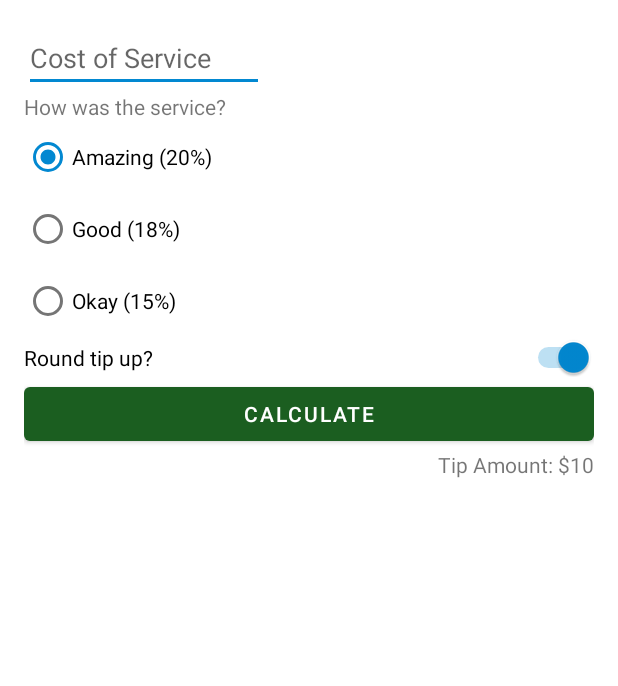
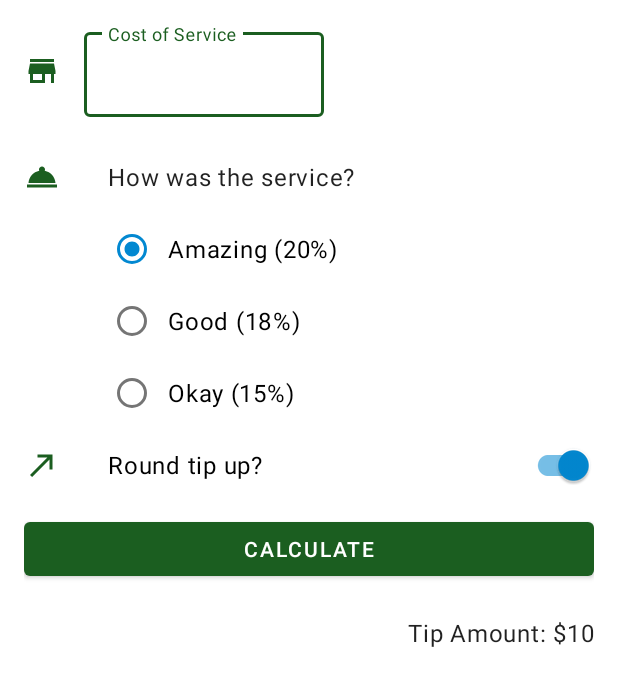
Before and after one commit to rodriguesporan/tip-time, an Android app: the layout activity_main.xml on its own in the app's theme, with its tools: preview values and no code run, on a phone screen of 412 x 824 dp. Shown: the top 686 px of the screen. Run offline under Robolectric (Android 15) with nearby library versions, the phone set to English and light mode, and no system bars.

Commit message:
feat: created more polished user experience

```diff
--- a/app/build.gradle
+++ b/app/build.gradle
@@ -15,6 +15,7 @@ android {
         versionName "1.0"
 
         testInstrumentationRunner "androidx.test.runner.AndroidJUnitRunner"
+        vectorDrawables.useSupportLibrary = true
     }
 
     buildTypes {
--- a/app/src/main/java/com/example/tiptime/MainActivity.kt
+++ b/app/src/main/java/com/example/tiptime/MainActivity.kt
@@ -1,6 +1,10 @@
 package com.example.tiptime
 
+import android.content.Context
 import android.os.Bundle
+import android.view.KeyEvent
+import android.view.View
+import android.view.inputmethod.InputMethodManager
 import androidx.appcompat.app.AppCompatActivity
 import com.example.tiptime.databinding.ActivityMainBinding
 import java.text.NumberFormat
@@ -14,17 +18,23 @@ class MainActivity : AppCompatActivity() {
         setContentView(binding.root)
 
         binding.tipButton.setOnClickListener { calculateTip() }
+        binding.costOfServiceEditText.setOnKeyListener { view, keyCode, _ ->
+            handleKeyEvent(
+                view,
+                keyCode
+            )
+        }
     }
 
     private fun calculateTip() {
-        val stringInTextField: String = binding.costOfService.text.toString()
+        val stringInTextField: String = binding.costOfServiceEditText.text.toString()
         val cost = stringInTextField.toDoubleOrNull()
         if (cost == null || cost == 0.0) {
             displayTip(0.0)
             return
         }
 
-        val tipPercentage = when(binding.tipOptions.checkedRadioButtonId){
+        val tipPercentage = when (binding.tipOptions.checkedRadioButtonId) {
             R.id.option_twenty_percent -> 0.20
             R.id.option_eighteen_percent -> 0.18
             else -> 0.15
@@ -42,4 +52,14 @@ class MainActivity : AppCompatActivity() {
         val formattedTip = NumberFormat.getCurrencyInstance().format(tip)
         binding.tipResult.text = getString(R.string.tip_amount, formattedTip)
     }
+
+    private fun handleKeyEvent(view: View, keyCode: Int): Boolean {
+        if (keyCode == KeyEvent.KEYCODE_ENTER) {
+            val inputMethodManager =
+                getSystemService(Context.INPUT_METHOD_SERVICE) as InputMethodManager
+            inputMethodManager.hideSoftInputFromWindow(view.windowToken, 0)
+            return true
+        }
+        return false
+    }
 }
--- /dev/null
+++ b/app/src/main/res/drawable/ic_round_up.xml
@@ -0,0 +1,11 @@
+<vector xmlns:android="http://schemas.android.com/apk/res/android"
+    android:width="24dp"
+    android:height="24dp"
+    android:viewportWidth="24"
+    android:viewportHeight="24"
+    android:tint="?attr/colorPrimary"
+    android:autoMirrored="true">
+  <path
+      android:fillColor="?attr/colorOnPrimary"
+      android:pathData="M9,5v2h6.59L4,18.59 5.41,20 17,8.41V15h2V5z"/>
+</vector>
--- /dev/null
+++ b/app/src/main/res/drawable/ic_service.xml
@@ -0,0 +1,10 @@
+<vector xmlns:android="http://schemas.android.com/apk/res/android"
+    android:width="24dp"
+    android:height="24dp"
+    android:viewportWidth="24"
+    android:viewportHeight="24"
+    android:tint="?attr/colorPrimary">
+  <path
+      android:fillColor="?attr/colorOnPrimary"
+      android:pathData="M2,17h20v2L2,19zM13.84,7.79c0.1,-0.24 0.16,-0.51 0.16,-0.79 0,-1.1 -0.9,-2 -2,-2s-2,0.9 -2,2c0,0.28 0.06,0.55 0.16,0.79C6.25,8.6 3.27,11.93 3,16h18c-0.27,-4.07 -3.25,-7.4 -7.16,-8.21z"/>
+</vector>
--- /dev/null
+++ b/app/src/main/res/drawable/ic_store.xml
@@ -0,0 +1,10 @@
+<vector xmlns:android="http://schemas.android.com/apk/res/android"
+    android:width="24dp"
+    android:height="24dp"
+    android:viewportWidth="24"
+    android:viewportHeight="24"
+    android:tint="?attr/colorPrimary">
+  <path
+      android:fillColor="?attr/colorOnPrimary"
+      android:pathData="M20,4L4,4v2h16L20,4zM21,14v-2l-1,-5L4,7l-1,5v2h1v6h10v-6h4v6h2v-6h1zM12,18L6,18v-4h6v4z"/>
+</vector>
--- a/app/src/main/res/layout/activity_main.xml
+++ b/app/src/main/res/layout/activity_main.xml
@@ -1,4 +1,10 @@
 <?xml version="1.0" encoding="utf-8"?>
+<ScrollView xmlns:android="http://schemas.android.com/apk/res/android"
+    xmlns:app="http://schemas.android.com/apk/res-auto"
+    xmlns:tools="http://schemas.android.com/tools"
+    android:layout_width="match_parent"
+    android:layout_height="match_parent">
+
     <androidx.constraintlayout.widget.ConstraintLayout xmlns:android="http://schemas.android.com/apk/res/android"
         xmlns:app="http://schemas.android.com/apk/res-auto"
         xmlns:tools="http://schemas.android.com/tools"
@@ -7,37 +13,52 @@
         android:padding="16dp"
         tools:context=".MainActivity">
 
-    <!--<com.google.android.material.textfield.TextInputLayout
+        <ImageView
+            android:id="@+id/icon_cost_of_service"
+            android:layout_width="wrap_content"
+            android:layout_height="wrap_content"
+            android:importantForAccessibility="no"
+            app:layout_constraintBottom_toBottomOf="@id/cost_of_service"
+            app:layout_constraintStart_toStartOf="parent"
+            app:layout_constraintTop_toTopOf="@id/cost_of_service"
+            app:srcCompat="@drawable/ic_store" />
+
+        <com.google.android.material.textfield.TextInputLayout
             android:id="@+id/cost_of_service"
-        android:hint="@string/cost_of_service"
             android:layout_width="160dp"
             android:layout_height="wrap_content"
-        app:layout_constraintStart_toStartOf="parent"
+            android:layout_marginStart="16dp"
+            android:hint="@string/cost_of_service"
+            app:layout_constraintStart_toEndOf="@id/icon_cost_of_service"
             app:layout_constraintTop_toTopOf="parent">
 
             <com.google.android.material.textfield.TextInputEditText
                 android:id="@+id/cost_of_service_edit_text"
                 android:layout_width="match_parent"
                 android:layout_height="wrap_content"
-            android:inputType="numberDecimal"/>
+                android:inputType="numberDecimal" />
 
-    </com.google.android.material.textfield.TextInputLayout>-->
+        </com.google.android.material.textfield.TextInputLayout>
 
-    <EditText
-        android:id="@+id/cost_of_service"
-        android:layout_width="160dp"
+        <ImageView
+            android:id="@+id/icon_service_question"
+            android:layout_width="wrap_content"
             android:layout_height="wrap_content"
-        android:hint="@string/cost_of_service"
-        android:inputType="numberDecimal"
+            android:importantForAccessibility="no"
+            app:layout_constraintBottom_toBottomOf="@id/service_question"
             app:layout_constraintStart_toStartOf="parent"
-        app:layout_constraintTop_toTopOf="parent" />
+            app:layout_constraintTop_toTopOf="@id/service_question"
+            app:srcCompat="@drawable/ic_service" />
 
         <TextView
             android:id="@+id/service_question"
+            style="@style/Widget.TipTime.TextView"
             android:layout_width="wrap_content"
             android:layout_height="wrap_content"
+            android:layout_marginStart="16dp"
+            android:layout_marginTop="16dp"
             android:text="@string/how_was_the_service"
-        app:layout_constraintStart_toStartOf="parent"
+            app:layout_constraintStart_toStartOf="@id/cost_of_service"
             app:layout_constraintTop_toBottomOf="@id/cost_of_service" />
 
         <RadioGroup
@@ -46,7 +67,7 @@
             android:layout_height="wrap_content"
             android:checkedButton="@id/option_twenty_percent"
             android:orientation="vertical"
-        app:layout_constraintStart_toStartOf="parent"
+            app:layout_constraintStart_toStartOf="@id/service_question"
             app:layout_constraintTop_toBottomOf="@id/service_question">
 
             <RadioButton
@@ -68,20 +89,31 @@
                 android:text="@string/ok_service" />
         </RadioGroup>
 
-    <Switch
+        <ImageView
+            android:id="@+id/icon_round_tip_switch"
+            android:layout_width="wrap_content"
+            android:layout_height="wrap_content"
+            android:importantForAccessibility="no"
+            app:layout_constraintBottom_toBottomOf="@id/round_tip_switch"
+            app:layout_constraintStart_toStartOf="parent"
+            app:layout_constraintTop_toTopOf="@id/round_tip_switch"
+            app:srcCompat="@drawable/ic_round_up" />
+
+        <com.google.android.material.switchmaterial.SwitchMaterial
             android:id="@+id/round_tip_switch"
             android:layout_width="0dp"
             android:layout_height="wrap_content"
             android:checked="true"
             android:text="@string/round_tip_up"
             app:layout_constraintEnd_toEndOf="parent"
-        app:layout_constraintStart_toStartOf="parent"
-        app:layout_constraintTop_toBottomOf="@+id/tip_options" />
+            app:layout_constraintStart_toStartOf="@id/tip_options"
+            app:layout_constraintTop_toBottomOf="@id/tip_options" />
 
         <Button
             android:id="@+id/tip_button"
             android:layout_width="0dp"
             android:layout_height="wrap_content"
+            android:layout_marginTop="8dp"
             android:text="@string/calculate"
             app:layout_constraintEnd_toEndOf="parent"
             app:layout_constraintStart_toStartOf="parent"
@@ -89,10 +121,13 @@
 
         <TextView
             android:id="@+id/tip_result"
+            style="@style/Widget.TipTime.TextView"
             android:layout_width="wrap_content"
             android:layout_height="wrap_content"
-        tools:text="Tip Amount: $10"
+            android:layout_marginTop="8dp"
             app:layout_constraintEnd_toEndOf="parent"
-        app:layout_constraintTop_toBottomOf="@+id/tip_button" />
+            app:layout_constraintTop_toBottomOf="@+id/tip_button"
+            tools:text="Tip Amount: $10" />
 
     </androidx.constraintlayout.widget.ConstraintLayout>
+</ScrollView>
--- a/app/src/main/res/values-night/themes.xml
+++ b/app/src/main/res/values-night/themes.xml
@@ -12,5 +12,8 @@
         <!-- Status bar color. -->
         <item name="android:statusBarColor" tools:targetApi="l">?attr/colorPrimaryVariant</item>
         <!-- Customize your theme here. -->
+        <item name="textInputStyle">@style/Widget.MaterialComponents.TextInputLayout.OutlinedBox</item>
+        <item name="radioButtonStyle">@style/Widget.TipTime.CompoundButton.RadioButton</item>
+        <item name="switchStyle">@style/Widget.TipTime.CompoundButton.Switch</item>
     </style>
 </resources>
--- /dev/null
+++ b/app/src/main/res/values/dimens.xml
@@ -0,0 +1,4 @@
+<?xml version="1.0" encoding="utf-8"?>
+<resources>
+    <dimen name="min_text_height">48dp</dimen>
+</resources>
--- /dev/null
+++ b/app/src/main/res/values/styles.xml
@@ -0,0 +1,20 @@
+<?xml version="1.0" encoding="utf-8"?>
+<resources>
+    <style name="Widget.TipTime.TextView" parent="Widget.MaterialComponents.TextView">
+        <item name="android:minHeight">@dimen/min_text_height</item>
+        <item name="android:gravity">center_vertical</item>
+        <item name="android:textAppearance">?attr/textAppearanceBody1</item>
+    </style>
+
+    <style name="Widget.TipTime.CompoundButton.Switch" parent="Widget.MaterialComponents.CompoundButton.Switch">
+        <item name="android:minHeight">@dimen/min_text_height</item>
+        <item name="android:gravity">center_vertical</item>
+        <item name="android:textAppearance">?attr/textAppearanceBody1</item>
+    </style>
+
+    <style name="Widget.TipTime.CompoundButton.RadioButton"
+        parent="Widget.MaterialComponents.CompoundButton.RadioButton">
+        <item name="android:paddingStart">8dp</item>
+        <item name="android:textAppearance">?attr/textAppearanceBody1</item>
+    </style>
+</resources>
--- a/app/src/main/res/values/themes.xml
+++ b/app/src/main/res/values/themes.xml
@@ -12,5 +12,8 @@
         <!-- Status bar color. -->
         <item name="android:statusBarColor" tools:targetApi="l">?attr/colorPrimaryVariant</item>
         <!-- Customize your theme here. -->
+        <item name="textInputStyle">@style/Widget.MaterialComponents.TextInputLayout.OutlinedBox</item>
+        <item name="radioButtonStyle">@style/Widget.TipTime.CompoundButton.RadioButton</item>
+        <item name="switchStyle">@style/Widget.TipTime.CompoundButton.Switch</item>
     </style>
 </resources>
```
Lines whose indentation alone changed are shown as unchanged.
